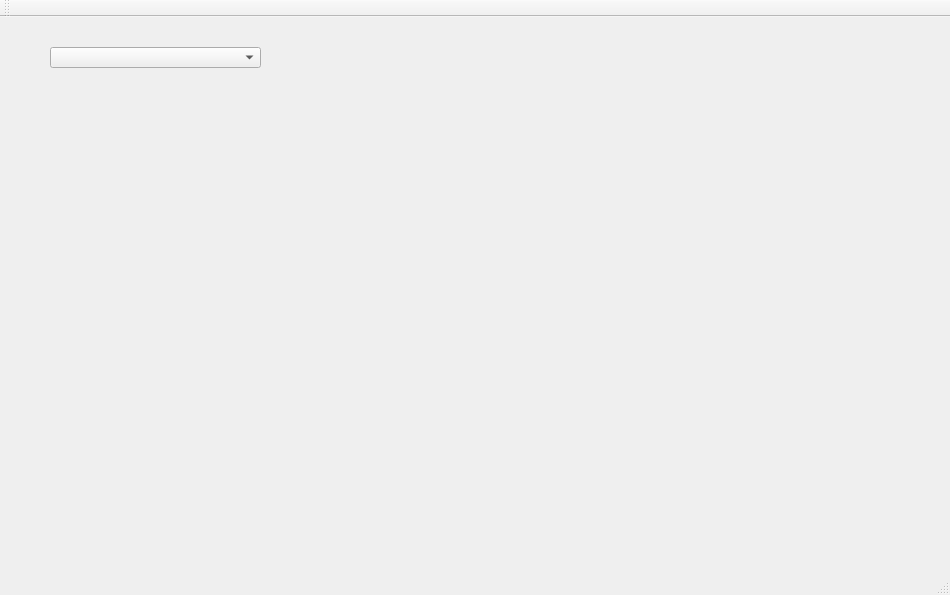
First picture: the form in Application/mainwindow.ui, repository wiici/Apple-Grading-System, before the edit.
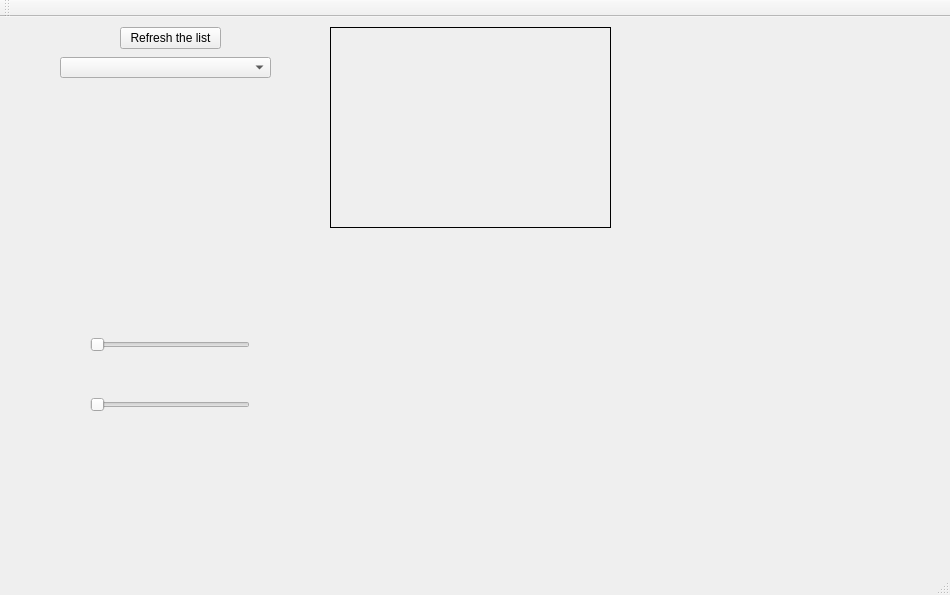
Second picture: the form after the edit.

Commit message: Add image process module with the slots and signals

Patch:
```diff
--- a/Application/mainwindow.ui
+++ b/Application/mainwindow.ui
@@ -17,8 +17,8 @@
    <widget class="QComboBox" name="ListOfCameras_ComboBox">
     <property name="geometry">
      <rect>
-      <x>50</x>
-      <y>30</y>
+      <x>60</x>
+      <y>40</y>
       <width>211</width>
       <height>21</height>
      </rect>
@@ -30,6 +30,74 @@
      <bool>false</bool>
     </property>
    </widget>
+   <widget class="QSlider" name="horizontalSlider">
+    <property name="geometry">
+     <rect>
+      <x>90</x>
+      <y>320</y>
+      <width>160</width>
+      <height>16</height>
+     </rect>
+    </property>
+    <property name="orientation">
+     <enum>Qt::Horizontal</enum>
+    </property>
+   </widget>
+   <widget class="QSlider" name="horizontalSlider_2">
+    <property name="geometry">
+     <rect>
+      <x>90</x>
+      <y>380</y>
+      <width>160</width>
+      <height>16</height>
+     </rect>
+    </property>
+    <property name="orientation">
+     <enum>Qt::Horizontal</enum>
+    </property>
+   </widget>
+   <widget class="QLabel" name="connectStatus_Label">
+    <property name="geometry">
+     <rect>
+      <x>36</x>
+      <y>40</y>
+      <width>20</width>
+      <height>20</height>
+     </rect>
+    </property>
+    <property name="text">
+     <string/>
+    </property>
+   </widget>
+   <widget class="QLabel" name="sourceImages_Label">
+    <property name="geometry">
+     <rect>
+      <x>330</x>
+      <y>10</y>
+      <width>281</width>
+      <height>201</height>
+     </rect>
+    </property>
+    <property name="styleSheet">
+     <string notr="true">border: 1px solid;</string>
+    </property>
+    <property name="text">
+     <string/>
+    </property>
+   </widget>
+   <widget class="QPushButton" name="refreshList_Button">
+    <property name="geometry">
+     <rect>
+      <x>120</x>
+      <y>10</y>
+      <width>101</width>
+      <height>22</height>
+     </rect>
+    </property>
+    <property name="text">
+     <string>Refresh the list</string>
+    </property>
+   </widget>
   </widget>
   <widget class="QMenuBar" name="menuBar">
    <property name="geometry">
```
The commit also changes 6 other files.
